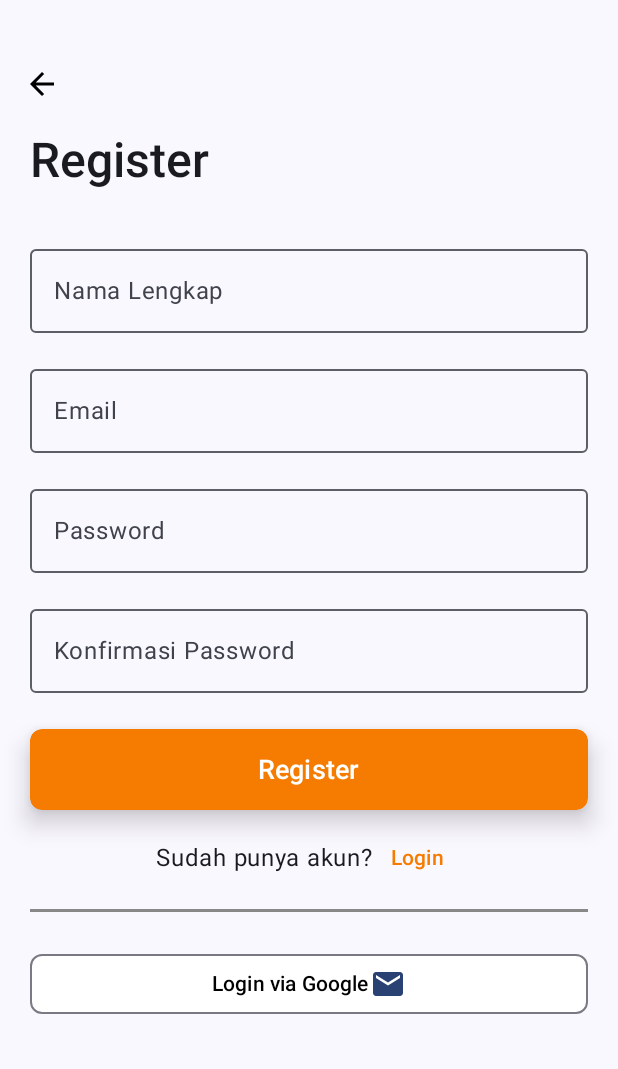
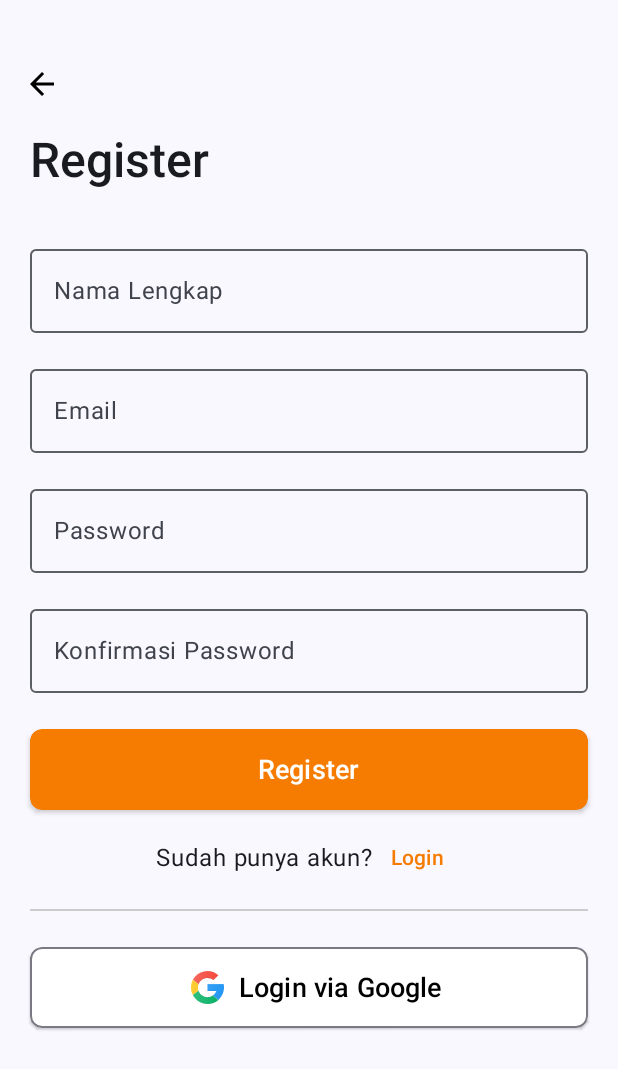
Before and after one commit to MubsCompany/Resepi, an Android app built with Jetpack Compose: the RegistrasiScreen screen opened through its navigation route, on a phone screen of 412 x 824 dp. Shown: the top 1069 px of the screen. Run offline under Robolectric (Android 15) with nearby library versions, the phone set to English and light mode, and no system bars.

Commit message:
rapih rapih login register tipis tipis boskuh

```diff
--- a/app/build.gradle.kts
+++ b/app/build.gradle.kts
@@ -61,6 +61,7 @@ dependencies {
     implementation("androidx.compose.ui:ui-graphics")
     implementation("androidx.compose.ui:ui-tooling-preview")
     implementation("androidx.compose.material3:material3")
+    implementation("androidx.navigation:navigation-runtime-ktx:2.7.7")
     testImplementation("junit:junit:4.13.2")
     androidTestImplementation("androidx.test.ext:junit:1.1.5")
     androidTestImplementation("androidx.test.espresso:espresso-core:3.5.1")
--- a/app/src/main/java/org/d3if3011/resepi/ui/screen/LoginScreen.kt
+++ b/app/src/main/java/org/d3if3011/resepi/ui/screen/LoginScreen.kt
@@ -38,8 +38,10 @@ import androidx.compose.ui.Alignment
 import androidx.compose.ui.Modifier
 import androidx.compose.ui.draw.shadow
 import androidx.compose.ui.graphics.Color
+import androidx.compose.ui.graphics.vector.ImageVector
 import androidx.compose.ui.res.painterResource
 import androidx.compose.ui.res.stringResource
+import androidx.compose.ui.res.vectorResource
 import androidx.compose.ui.text.TextStyle
 import androidx.compose.ui.text.font.FontWeight
 import androidx.compose.ui.text.input.ImeAction
@@ -100,7 +102,7 @@ fun ScreenContent(modifier: Modifier, navController: NavHostController) {
                 text = stringResource(id = R.string.login),
                 style = TextStyle(
                     fontSize = 32.sp, // Ukuran font (dalam sp)
-                    fontWeight = FontWeight.Normal // Tebal font
+                    fontWeight = FontWeight.SemiBold // Tebal font
                 )
             )
 
@@ -161,7 +163,7 @@ fun ScreenContent(modifier: Modifier, navController: NavHostController) {
                 .fillMaxWidth()
                 .size(70.dp)
                 .padding(vertical = 8.dp)
-                .shadow(10.dp, shape = RoundedCornerShape(8.dp)),
+                .shadow(2.dp, shape = RoundedCornerShape(8.dp)),
             shape = RoundedCornerShape(8.dp),
             colors = ButtonDefaults.buttonColors(
                 containerColor = Color(0xFFF57C00)
@@ -173,7 +175,8 @@ fun ScreenContent(modifier: Modifier, navController: NavHostController) {
         }
 
         Row (
-            verticalAlignment = Alignment.CenterVertically
+            verticalAlignment = Alignment.CenterVertically,
+            modifier = Modifier.padding(bottom = 10.dp)
         ) {
             Text(text = stringResource(R.string.belum_punya_akun))
 
@@ -188,7 +191,7 @@ fun ScreenContent(modifier: Modifier, navController: NavHostController) {
         }
 
         Divider(
-            modifier = Modifier.height(2.dp),
+            modifier = Modifier.height(1.5.dp),
             color = Color.Gray
         )
 
@@ -196,20 +199,21 @@ fun ScreenContent(modifier: Modifier, navController: NavHostController) {
             onClick = { /* Handle login action */ },
             modifier = Modifier
                 .fillMaxWidth()
-                .padding(vertical = 8.dp),
+                .padding(vertical = 24.dp)
+                .shadow(1.dp, shape = RoundedCornerShape(8.dp)),
             shape = RoundedCornerShape(8.dp),
             colors = ButtonDefaults.buttonColors(
                 containerColor = Color.White
             )
         ) {
+            Image(
+                modifier = Modifier.padding(horizontal = 10.dp, vertical = 8.dp).size(22.dp),
+                painter = painterResource(id = R.drawable.ic_google),
+                contentDescription = null,
+            )
             Text(
                 text = stringResource(R.string.login_via_google),
                 color = Color.Black
-            )
-            Icon(
-                imageVector = Icons.Filled.Email,
-                contentDescription = "Google",
-                tint = MaterialTheme.colorScheme.primary
             )
         }
 
--- a/app/src/main/java/org/d3if3011/resepi/ui/screen/RegistrasionScreen.kt
+++ b/app/src/main/java/org/d3if3011/resepi/ui/screen/RegistrasionScreen.kt
@@ -1,6 +1,7 @@
 package org.d3if3011.resepi.ui.screen
 
 import android.content.res.Configuration
+import androidx.compose.foundation.Image
 import androidx.compose.foundation.layout.Arrangement
 import androidx.compose.foundation.layout.Column
 import androidx.compose.foundation.layout.Row
@@ -38,6 +39,7 @@ import androidx.compose.ui.Alignment
 import androidx.compose.ui.Modifier
 import androidx.compose.ui.draw.shadow
 import androidx.compose.ui.graphics.Color
+import androidx.compose.ui.res.painterResource
 import androidx.compose.ui.res.stringResource
 import androidx.compose.ui.text.font.FontStyle
 import androidx.compose.ui.text.font.FontWeight
@@ -183,7 +185,7 @@ Column(
             .fillMaxWidth()
             .size(70.dp)
             .padding(vertical = 8.dp)
-            .shadow(10.dp, shape = RoundedCornerShape(8.dp)),
+            .shadow(2.dp, shape = RoundedCornerShape(8.dp)),
         shape = RoundedCornerShape(8.dp),
         colors = ButtonDefaults.buttonColors(
             containerColor = Color(0xFFF57C00)
@@ -212,27 +214,29 @@ Column(
         }
     }
     Divider(
-        modifier = Modifier.height(2.dp),
-        color = Color.Gray
+        modifier = Modifier.height(1.5.dp),
+        color = Color.LightGray
         )
     OutlinedButton(
         onClick = { /* Handle login action */ },
         modifier = Modifier
             .fillMaxWidth()
-            .padding(vertical = 24.dp),
+            .padding(vertical = 24.dp)
+            .shadow(1.dp, shape = RoundedCornerShape(8.dp)),
         shape = RoundedCornerShape(8.dp),
         colors = ButtonDefaults.buttonColors(
             containerColor = Color.White
         )
     ) {
+        Image(
+            modifier = Modifier.padding(horizontal = 10.dp, vertical = 8.dp).size(22.dp),
+            painter = painterResource(id = R.drawable.ic_google),
+            contentDescription = null,
+        )
         Text(
             text = stringResource(R.string.login_via_google),
-            color = Color.Black
-        )
-        Icon(
-            imageVector = Icons.Filled.Email,
-            contentDescription = "Google",
-            tint = MaterialTheme.colorScheme.primary
+            color = Color.Black,
+            fontSize = 18.sp
         )
     }
 }
--- /dev/null
+++ b/app/src/main/res/drawable/ic_google.xml
@@ -0,0 +1,61 @@
+<vector xmlns:android="http://schemas.android.com/apk/res/android"
+    xmlns:aapt="http://schemas.android.com/aapt"
+    android:width="24dp"
+    android:height="24dp"
+    android:viewportWidth="24"
+    android:viewportHeight="24">
+  <path
+      android:pathData="M12,5c1.617,0 3.101,0.554 4.286,1.474l3.637,-3.47C17.809,1.14 15.041,0 12,0C7.392,0 3.397,2.6 1.386,6.41l4.044,3.193C6.41,6.919 8.977,5 12,5z"
+      android:fillColor="#F44336"/>
+  <path
+      android:pathData="M23.896,13.502C23.959,13.01 24,12.509 24,12c0,-0.858 -0.094,-1.693 -0.265,-2.5H12v5h6.486c-0.525,1.364 -1.459,2.518 -2.648,3.319l4.059,3.205C22.049,19.135 23.522,16.49 23.896,13.502z"
+      android:fillColor="#2196F3"/>
+  <path
+      android:pathData="M5,12c0,-0.843 0.157,-1.648 0.43,-2.397L1.386,6.41C0.504,8.08 0,9.98 0,12c0,1.997 0.495,3.876 1.358,5.533l4.05,-3.197C5.148,13.604 5,12.82 5,12z"
+      android:fillColor="#FFC107"/>
+  <path
+      android:pathData="M12,19c-3.046,0 -5.63,-1.948 -6.592,-4.664L1.358,17.533C3.359,21.373 7.37,24 12,24c3.028,0 5.789,-1.125 7.897,-2.976l-4.059,-3.205C14.741,18.559 13.428,19 12,19z"
+      android:fillColor="#00B060"/>
+  <path
+      android:fillColor="#FF000000"
+      android:pathData="M12,23.75c-3.532,0 -6.707,-1.457 -8.952,-3.779C5.245,22.438 8.436,24 12,24c3.531,0 6.695,-1.531 8.888,-3.959C18.65,22.325 15.498,23.75 12,23.75z"
+      android:strokeAlpha="0.1"
+      android:fillAlpha="0.1"/>
+  <path
+      android:fillColor="#FF000000"
+      android:pathData="M12,14.25l0,0.25l6.486,0l0.101,-0.25z"
+      android:strokeAlpha="0.1"
+      android:fillAlpha="0.1"/>
+  <path
+      android:pathData="M23.994,12.147C23.995,12.098 24,12.049 24,12c0,-0.014 -0.002,-0.027 -0.002,-0.041C23.997,12.022 23.994,12.084 23.994,12.147z"
+      android:fillColor="#E6E6E6"/>
+  <path
+      android:pathData="M12,9.5v0.25h11.786c-0.016,-0.083 -0.033,-0.168 -0.05,-0.25H12z"
+      android:strokeAlpha="0.2"
+      android:fillColor="#FFFFFF"
+      android:fillAlpha="0.2"/>
+  <path
+      android:pathData="M23.735,9.5H12v5h6.486C17.478,17.122 14.977,19 12,19c-3.866,0 -7,-3.134 -7,-7c0,-3.866 3.134,-7 7,-7c1.402,0 2.694,0.431 3.789,1.141c0.168,0.109 0.34,0.211 0.498,0.333l3.637,-3.47L19.841,2.941C17.737,1.117 15.004,0 12,0C5.373,0 0,5.373 0,12c0,6.627 5.373,12 12,12c6.118,0 11.155,-4.581 11.896,-10.498C23.959,13.01 24,12.509 24,12C24,11.142 23.906,10.307 23.735,9.5z">
+    <aapt:attr name="android:fillColor">
+      <gradient
+          android:startX="0"
+          android:startY="12"
+          android:endX="24"
+          android:endY="12"
+          android:type="linear">
+        <item android:offset="0" android:color="#33FFFFFF"/>
+        <item android:offset="1" android:color="#00FFFFFF"/>
+      </gradient>
+    </aapt:attr>
+  </path>
+  <path
+      android:fillColor="#FF000000"
+      android:pathData="M15.789,5.891C14.694,5.181 13.402,4.75 12,4.75c-3.866,0 -7,3.134 -7,7c0,0.042 0.001,0.075 0.001,0.117C5.069,8.06 8.176,5 12,5c1.402,0 2.694,0.431 3.789,1.141c0.168,0.109 0.34,0.211 0.498,0.333l3.637,-3.47l-3.637,3.22C16.129,6.102 15.956,6 15.789,5.891z"
+      android:strokeAlpha="0.1"
+      android:fillAlpha="0.1"/>
+  <path
+      android:pathData="M12,0.25c2.975,0 5.683,1.098 7.779,2.892l0.144,-0.138l-0.11,-0.096C17.709,1.084 15.004,0 12,0C5.373,0 0,5.373 0,12c0,0.042 0.006,0.083 0.006,0.125C0.074,5.556 5.415,0.25 12,0.25z"
+      android:strokeAlpha="0.2"
+      android:fillColor="#FFFFFF"
+      android:fillAlpha="0.2"/>
+</vector>
```
